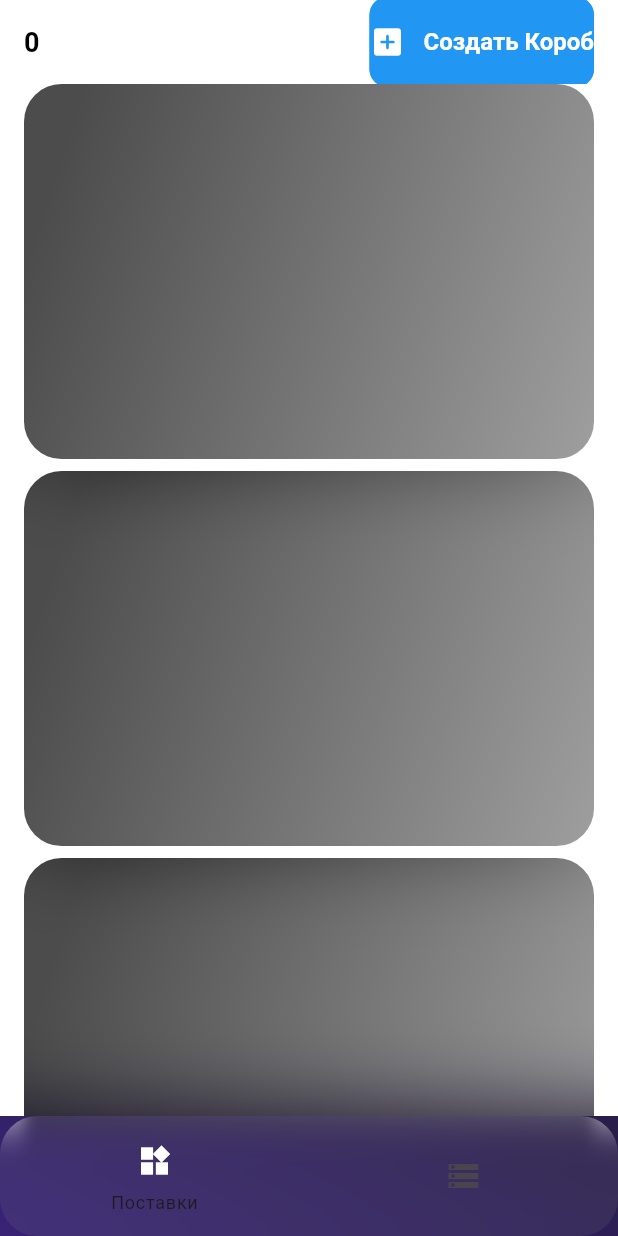
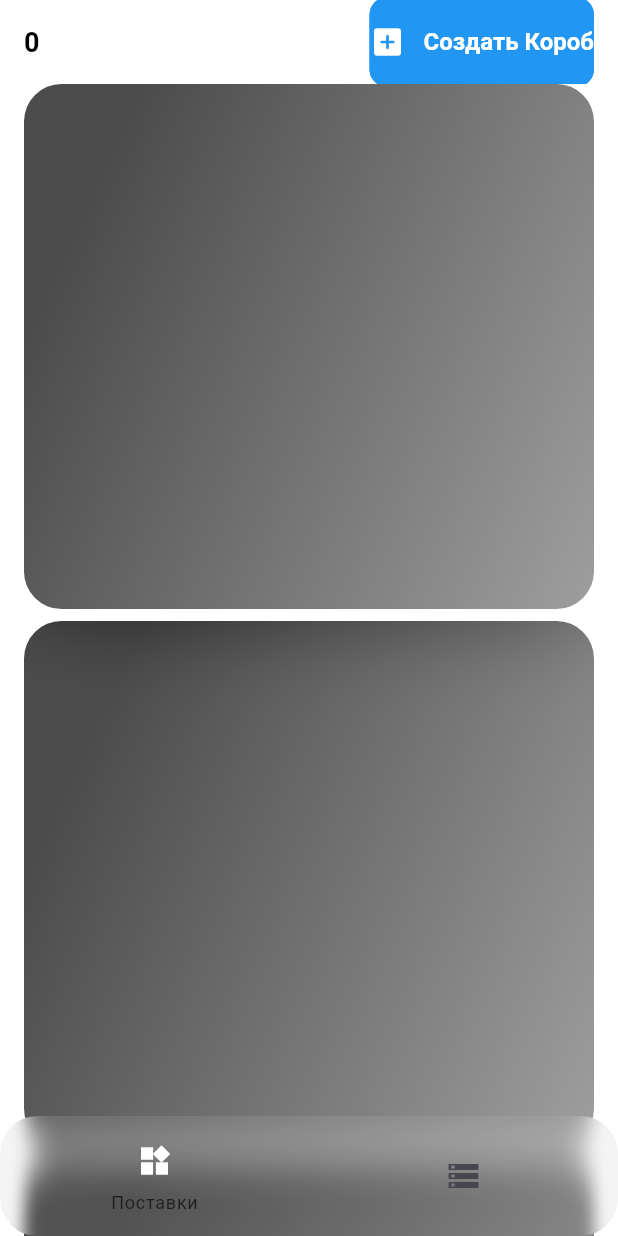
Before and after one commit to songhee24/wb_supplieses, a Flutter app: the screen it shows after launch, on a phone screen of 412 x 824 dp. Run offline on Flutter 3.47's test engine with Material 3 defaults, Android fonts, the phone set to English and light mode, and no system bars; our stand-ins replace bloc, cloud_firestore, equatable, firebase_core, flutter_bloc, go_router; accounts and stored records are empty; Roboto replaces fonts that are missing (Poppins).

Commit message:
finally found solution of rendering glass effect of bottom navigation bar

```diff
--- a/lib/app/layout/layout_scaffold.dart
+++ b/lib/app/layout/layout_scaffold.dart
@@ -19,11 +19,10 @@ class LayoutScaffold extends StatelessWidget {
 
     return Scaffold(
       extendBody: true,
-      resizeToAvoidBottomInset: false,
       backgroundColor: Colors.transparent,
       body: Container(
           decoration: BoxDecoration(gradient: gradient),
-          child: navigationShell),
+          child: SafeArea(bottom: false, child: navigationShell)),
       bottomNavigationBar: ClipRRect(
         borderRadius: const BorderRadius.all(Radius.circular(25)),
         child: BackdropFilter(
--- a/lib/features/supplieses/view/supplieses_page.dart
+++ b/lib/features/supplieses/view/supplieses_page.dart
@@ -6,8 +6,7 @@ class SuppliesesPage extends StatelessWidget {
 
   @override
   Widget build(BuildContext context) {
-    return SafeArea(
-      child: Scaffold(
+    return Scaffold(
       appBar: SuppliesAppBar(
         onAddBox: () {
           showModalBottomSheet<void>(
@@ -23,6 +22,7 @@ class SuppliesesPage extends StatelessWidget {
       body: const Padding(
         padding: EdgeInsets.symmetric(horizontal: 16),
         child: SingleChildScrollView(
+          padding: EdgeInsets.only(bottom: kBottomNavigationBarHeight + 50),
           child: Column(
             mainAxisAlignment: MainAxisAlignment.spaceBetween,
             children: [
@@ -36,7 +36,6 @@ class SuppliesesPage extends StatelessWidget {
           ),
         ),
       ),
-      ),
     );
   }
 }
--- a/lib/features/supplieses/widgets/box/box_card.dart
+++ b/lib/features/supplieses/widgets/box/box_card.dart
@@ -16,7 +16,7 @@ class BoxCard extends StatelessWidget {
           filter: ImageFilter.blur(sigmaX: 30, sigmaY: 30),
           child: Container(
             width: double.infinity,
-            height: 250,
+            height: 350,
             decoration: BoxDecoration(
               gradient: const LinearGradient(
                 begin: Alignment.centerLeft,
```
Lines whose indentation alone changed are shown as unchanged.
